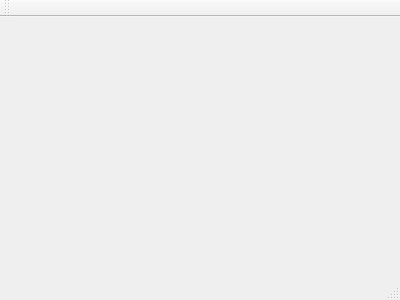
This is CSV_convertor/mainwindow.ui in goluckyryan/nonLinearFit as Qt 5 draws it before an edit. The edited form follows.
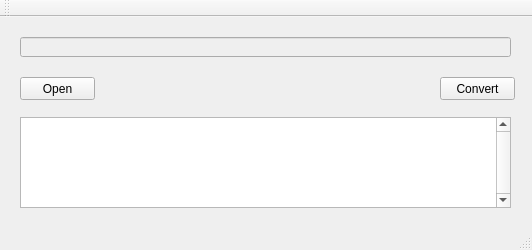
This is the edited form.

Commit message: read row file

```diff
--- a/CSV_convertor/mainwindow.ui
+++ b/CSV_convertor/mainwindow.ui
@@ -1,24 +1,98 @@
 <ui version="4.0">
  <class>MainWindow</class>
- <widget class="QMainWindow" name="MainWindow" >
-  <property name="geometry" >
+ <widget class="QMainWindow" name="MainWindow">
+  <property name="geometry">
    <rect>
     <x>0</x>
     <y>0</y>
-    <width>400</width>
-    <height>300</height>
+    <width>532</width>
+    <height>250</height>
    </rect>
   </property>
-  <property name="windowTitle" >
+  <property name="sizePolicy">
+   <sizepolicy hsizetype="Fixed" vsizetype="Fixed">
+    <horstretch>0</horstretch>
+    <verstretch>0</verstretch>
+   </sizepolicy>
+  </property>
+  <property name="windowTitle">
    <string>MainWindow</string>
   </property>
-  <widget class="QMenuBar" name="menuBar" />
-  <widget class="QToolBar" name="mainToolBar" />
-  <widget class="QWidget" name="centralWidget" />
-  <widget class="QStatusBar" name="statusBar" />
+  <widget class="QWidget" name="centralWidget">
+   <widget class="QPushButton" name="pushButton_Convert">
+    <property name="geometry">
+     <rect>
+      <x>440</x>
+      <y>60</y>
+      <width>75</width>
+      <height>23</height>
+     </rect>
+    </property>
+    <property name="text">
+     <string>Convert</string>
+    </property>
+   </widget>
+   <widget class="QLineEdit" name="lineEdit">
+    <property name="enabled">
+     <bool>false</bool>
+    </property>
+    <property name="geometry">
+     <rect>
+      <x>20</x>
+      <y>20</y>
+      <width>491</width>
+      <height>20</height>
+     </rect>
+    </property>
+   </widget>
+   <widget class="QPushButton" name="pushButton_Open">
+    <property name="geometry">
+     <rect>
+      <x>20</x>
+      <y>60</y>
+      <width>75</width>
+      <height>23</height>
+     </rect>
+    </property>
+    <property name="text">
+     <string>Open</string>
+    </property>
+   </widget>
+   <widget class="QTextEdit" name="textEdit">
+    <property name="geometry">
+     <rect>
+      <x>20</x>
+      <y>100</y>
+      <width>491</width>
+      <height>91</height>
+     </rect>
+    </property>
+    <property name="verticalScrollBarPolicy">
+     <enum>Qt::ScrollBarAlwaysOn</enum>
+    </property>
+   </widget>
+  </widget>
+  <widget class="QMenuBar" name="menuBar">
+   <property name="geometry">
+    <rect>
+     <x>0</x>
+     <y>0</y>
+     <width>532</width>
+     <height>21</height>
+    </rect>
+   </property>
+  </widget>
+  <widget class="QToolBar" name="mainToolBar">
+   <attribute name="toolBarArea">
+    <enum>TopToolBarArea</enum>
+   </attribute>
+   <attribute name="toolBarBreak">
+    <bool>false</bool>
+   </attribute>
+  </widget>
+  <widget class="QStatusBar" name="statusBar"/>
  </widget>
- <layoutDefault spacing="6" margin="11" />
- <pixmapfunction></pixmapfunction>
+ <layoutdefault spacing="6" margin="11"/>
  <resources/>
  <connections/>
 </ui>
```
Left out of the diff: 1 changed line with no effect on the pictures. The commit also changes 2 other files.
